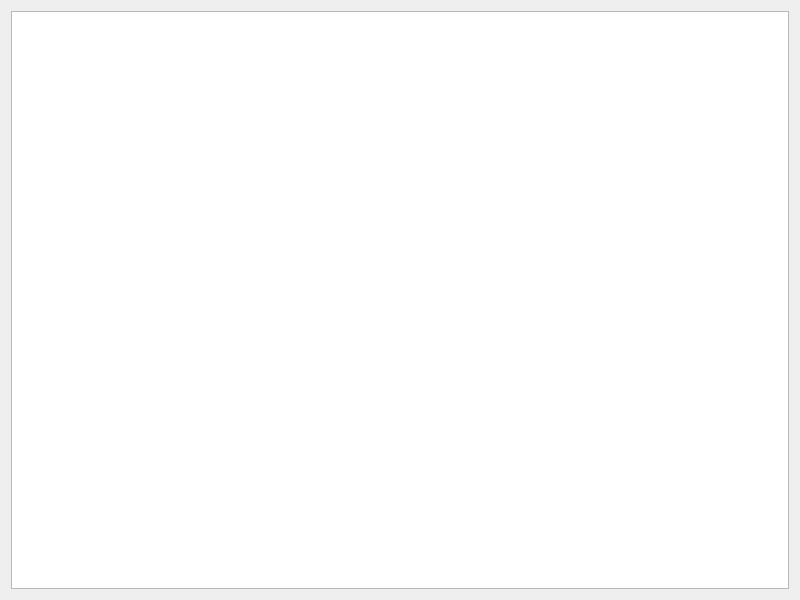
Qt form Source/Tome/Fields/fielddefinitionswindow.ui (npruehs/tome-editor) before a commit.
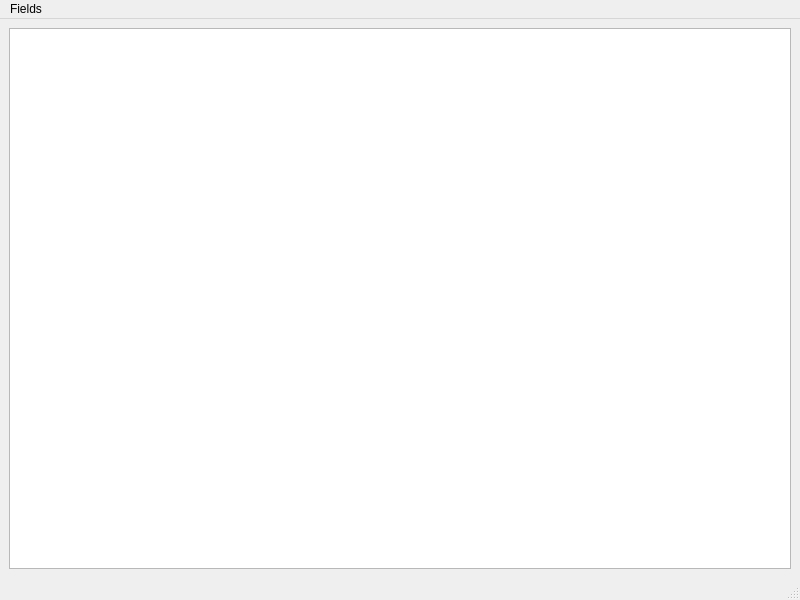
The same form after that commit.

Commit message: ADDED: Fields - Adding new field definitions.

```diff
--- a/Source/Tome/Fields/fielddefinitionswindow.ui
+++ b/Source/Tome/Fields/fielddefinitionswindow.ui
@@ -1,7 +1,7 @@
 <?xml version="1.0" encoding="UTF-8"?>
 <ui version="4.0">
  <class>FieldDefinitionsWindow</class>
- <widget class="QDialog" name="FieldDefinitionsWindow">
+ <widget class="QMainWindow" name="FieldDefinitionsWindow">
   <property name="geometry">
    <rect>
     <x>0</x>
@@ -13,18 +13,56 @@
   <property name="windowTitle">
    <string>Field Definitions</string>
   </property>
+  <widget class="QWidget" name="centralwidget">
+   <property name="sizePolicy">
+    <sizepolicy hsizetype="Expanding" vsizetype="Expanding">
+     <horstretch>0</horstretch>
+     <verstretch>0</verstretch>
+    </sizepolicy>
+   </property>
   <layout class="QGridLayout" name="gridLayout">
    <item row="0" column="0">
     <widget class="QTableView" name="tableView">
-     <property name="minimumSize">
-      <size>
-       <width>0</width>
-       <height>181</height>
-      </size>
+      <property name="sizePolicy">
+       <sizepolicy hsizetype="Expanding" vsizetype="Expanding">
+        <horstretch>0</horstretch>
+        <verstretch>0</verstretch>
+       </sizepolicy>
      </property>
     </widget>
    </item>
   </layout>
+  </widget>
+  <widget class="QMenuBar" name="menubar">
+   <property name="geometry">
+    <rect>
+     <x>0</x>
+     <y>0</y>
+     <width>800</width>
+     <height>21</height>
+    </rect>
+   </property>
+   <widget class="QMenu" name="menuFields">
+    <property name="title">
+     <string>Fields</string>
+    </property>
+    <addaction name="actionNew_Field"/>
+    <addaction name="separator"/>
+    <addaction name="actionClose"/>
+   </widget>
+   <addaction name="menuFields"/>
+  </widget>
+  <widget class="QStatusBar" name="statusbar"/>
+  <action name="actionNew_Field">
+   <property name="text">
+    <string>New Field...</string>
+   </property>
+  </action>
+  <action name="actionClose">
+   <property name="text">
+    <string>Close</string>
+   </property>
+  </action>
  </widget>
  <resources/>
  <connections/>
```
Lines whose indentation alone changed are shown as unchanged. The commit also changes 6 other files.
